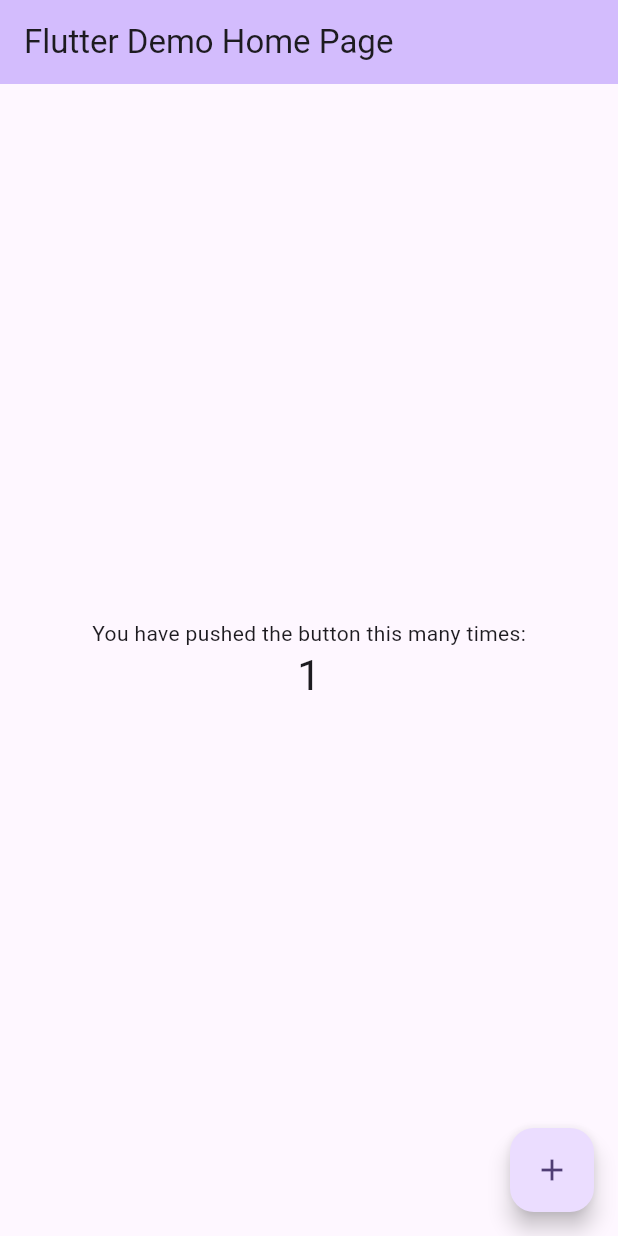
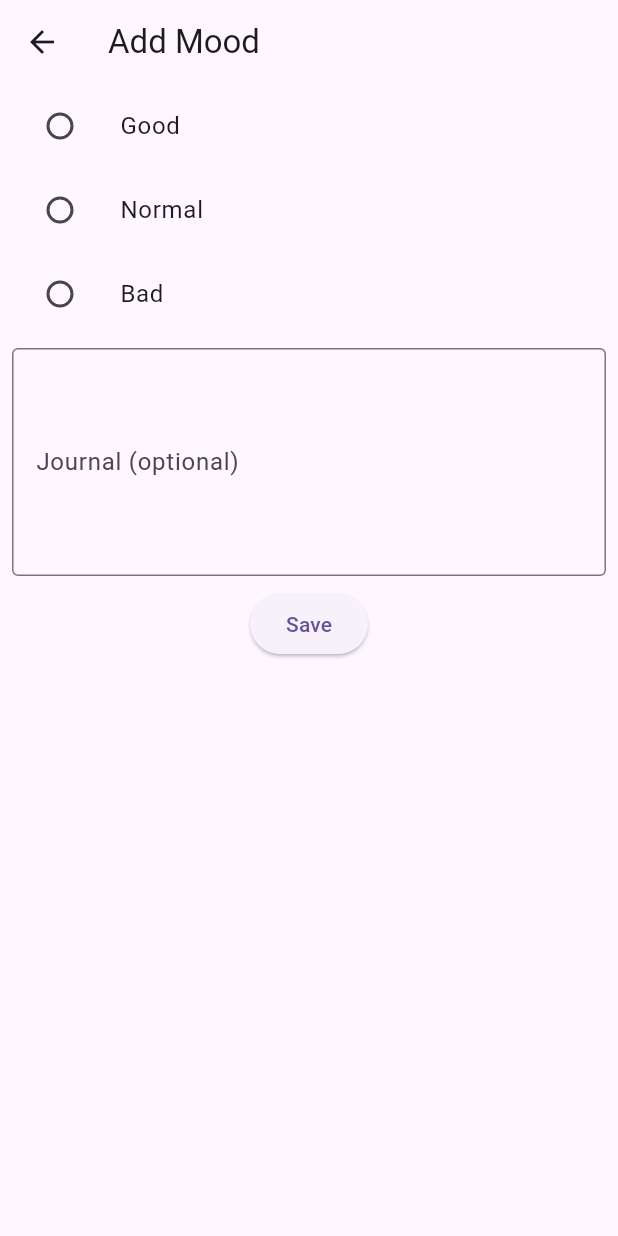
Before and after one commit to sleepyKingDog/moodtracker, a Flutter app: the screen it shows after launch, after a tap on the "add" icon, on a phone screen of 412 x 824 dp. Run offline on Flutter 3.47's test engine with Material 3 defaults, Android fonts, the phone set to English and light mode, and no system bars; our stand-ins replace fl_chart, sqflite; accounts and stored records are empty.

Commit message:
can track mood now

```diff
--- a/lib/database_helper.dart
+++ b/lib/database_helper.dart
@@ -8,6 +8,8 @@ class DatabaseHelper {
   static Database? _database;
 
   DatabaseHelper._init();
+  final int _databaseVersion = 2;
+
 
   Future<Database> get database async {
     if (_database != null) return _database!;
@@ -15,17 +17,32 @@ class DatabaseHelper {
     return _database!;
   }
 
-  Future<Database> _initDB(String filePath) async {
+Future<Database> _initDB(String filePath) async {
     final dbPath = await getDatabasesPath();
     final path = join(dbPath, filePath);
 
-    return await openDatabase(path, version: 1, onCreate: _createDB);
+    return await openDatabase(
+      path,
+      version: _databaseVersion, // Make sure this matches the updated version
+      onCreate: _createDB,
+      onUpgrade: _upgradeDB,
+    );
   }
+
+  Future _upgradeDB(Database db, int oldVersion, int newVersion) async {
+    // Drop the existing tables
+    await db.execute('DROP TABLE IF EXISTS journals;');
+    await db.execute('DROP TABLE IF EXISTS feelings;');
+
+    // Recreate the updated tables
+    await _createDB(db, newVersion);
+  }
+
 
   Future _createDB(Database db, int version) async {
     await db.execute('''
       CREATE TABLE feelings (
-        id INTEGER PRIMARY KEY AUTOINCREMENT,
+        feeling_id INTEGER PRIMARY KEY AUTOINCREMENT,
         feeling INTEGER NOT NULL,
         time TEXT NOT NULL
       )
@@ -33,10 +50,10 @@ class DatabaseHelper {
 
     await db.execute('''
       CREATE TABLE journals (
-        id INTEGER PRIMARY KEY AUTOINCREMENT,
-        feelingId INTEGER NOT NULL,
+        journal_id INTEGER PRIMARY KEY AUTOINCREMENT,
+        feeling_id INTEGER NOT NULL,
         journal TEXT NOT NULL,
-        FOREIGN KEY (feelingId) REFERENCES feelings (id)
+        FOREIGN KEY (feeling_id) REFERENCES feelings (feeling_id)
       )
     ''');
   }
@@ -44,6 +61,7 @@ class DatabaseHelper {
 
   // Method to insert a new Feeling record
   Future<int> insertFeeling(Feeling feeling) async {
+    print ("feeling");
     final db = await database;
     final id = await db.insert('feelings', feeling.toMap());
     return id;
--- a/lib/main.dart
+++ b/lib/main.dart
@@ -1,125 +1,23 @@
 import 'package:flutter/material.dart';
+import 'package:provider/provider.dart';
+import 'mood_provider.dart'; // Import your MoodProvider
+import 'package:moodtracker/screen/home_screen.dart';
 
 void main() {
-  runApp(const MyApp());
+  runApp(
+    ChangeNotifierProvider(
+      create: (context) => MoodProvider(),
+      child: MyApp(),
+    ),
+  );
 }
 
 class MyApp extends StatelessWidget {
-  const MyApp({super.key});
-
-  // This widget is the root of your application.
   @override
   Widget build(BuildContext context) {
     return MaterialApp(
-      title: 'Flutter Demo',
-      theme: ThemeData(
-        // This is the theme of your application.
-        //
-        // TRY THIS: Try running your application with "flutter run". You'll see
-        // the application has a purple toolbar. Then, without quitting the app,
-        // try changing the seedColor in the colorScheme below to Colors.green
-        // and then invoke "hot reload" (save your changes or press the "hot
-        // reload" button in a Flutter-supported IDE, or press "r" if you used
-        // the command line to start the app).
-        //
-        // Notice that the counter didn't reset back to zero; the application
-        // state is not lost during the reload. To reset the state, use hot
-        // restart instead.
-        //
-        // This works for code too, not just values: Most code changes can be
-        // tested with just a hot reload.
-        colorScheme: ColorScheme.fromSeed(seedColor: Colors.deepPurple),
-        useMaterial3: true,
-      ),
-      home: const MyHomePage(title: 'Flutter Demo Home Page'),
+      title: 'Mood Tracker',
+      home: HomeScreen(),
     );
   }
 }
-
-class MyHomePage extends StatefulWidget {
-  const MyHomePage({super.key, required this.title});
-
-  // This widget is the home page of your application. It is stateful, meaning
-  // that it has a State object (defined below) that contains fields that affect
-  // how it looks.
-
-  // This class is the configuration for the state. It holds the values (in this
-  // case the title) provided by the parent (in this case the App widget) and
-  // used by the build method of the State. Fields in a Widget subclass are
-  // always marked "final".
-
-  final String title;
-
-  @override
-  State<MyHomePage> createState() => _MyHomePageState();
-}
-
-class _MyHomePageState extends State<MyHomePage> {
-  int _counter = 0;
-
-  void _incrementCounter() {
-    setState(() {
-      // This call to setState tells the Flutter framework that something has
-      // changed in this State, which causes it to rerun the build method below
-      // so that the display can reflect the updated values. If we changed
-      // _counter without calling setState(), then the build method would not be
-      // called again, and so nothing would appear to happen.
-      _counter++;
-    });
-  }
-
-  @override
-  Widget build(BuildContext context) {
-    // This method is rerun every time setState is called, for instance as done
-    // by the _incrementCounter method above.
-    //
-    // The Flutter framework has been optimized to make rerunning build methods
-    // fast, so that you can just rebuild anything that needs updating rather
-    // than having to individually change instances of widgets.
-    return Scaffold(
-      appBar: AppBar(
-        // TRY THIS: Try changing the color here to a specific color (to
-        // Colors.amber, perhaps?) and trigger a hot reload to see the AppBar
-        // change color while the other colors stay the same.
-        backgroundColor: Theme.of(context).colorScheme.inversePrimary,
-        // Here we take the value from the MyHomePage object that was created by
-        // the App.build method, and use it to set our appbar title.
-        title: Text(widget.title),
-      ),
-      body: Center(
-        // Center is a layout widget. It takes a single child and positions it
-        // in the middle of the parent.
-        child: Column(
-          // Column is also a layout widget. It takes a list of children and
-          // arranges them vertically. By default, it sizes itself to fit its
-          // children horizontally, and tries to be as tall as its parent.
-          //
-          // Column has various properties to control how it sizes itself and
-          // how it positions its children. Here we use mainAxisAlignment to
-          // center the children vertically; the main axis here is the vertical
-          // axis because Columns are vertical (the cross axis would be
-          // horizontal).
-          //
-          // TRY THIS: Invoke "debug painting" (choose the "Toggle Debug Paint"
-          // action in the IDE, or press "p" in the console), to see the
-          // wireframe for each widget.
-          mainAxisAlignment: MainAxisAlignment.center,
-          children: <Widget>[
-            const Text(
-              'You have pushed the button this many times:',
-            ),
-            Text(
-              '$_counter',
-              style: Theme.of(context).textTheme.headlineMedium,
-            ),
-          ],
-        ),
-      ),
-      floatingActionButton: FloatingActionButton(
-        onPressed: _incrementCounter,
-        tooltip: 'Increment',
-        child: const Icon(Icons.add),
-      ), // This trailing comma makes auto-formatting nicer for build methods.
-    );
-  }
-}
--- a/lib/model/feeling_model.dart
+++ b/lib/model/feeling_model.dart
@@ -1,13 +1,13 @@
 class Feeling {
-  int? id; // Primary Key
+  int? feeling_id; // Primary Key
   int feeling; // Mood value: 1 (good), 0 (neutral), -1 (bad)
   DateTime time; // Timestamp
 
-  Feeling({this.id, required this.feeling, required this.time});
+  Feeling({this.feeling_id, required this.feeling, required this.time});
 
   Map<String, dynamic> toMap() {
     return {
-      'id': id,
+      'feeling_id': feeling_id,
       'feeling': feeling,
       'time': time.toIso8601String(),
     };
@@ -15,7 +15,7 @@ class Feeling {
 
   factory Feeling.fromMap(Map<String, dynamic> map) {
     return Feeling(
-      id: map['id'],
+      feeling_id: map['feeling_id'],
       feeling: map['feeling'],
       time: DateTime.parse(map['time']),
     );
--- a/lib/model/journal_model.dart
+++ b/lib/model/journal_model.dart
@@ -1,22 +1,22 @@
 class Journal {
-  int? id; // Primary Key
-  int feelingId; // Foreign Key
+  int? journal_id; // Primary Key
+  int feeling_id; // Foreign Key
   String journal; // Journal text
 
-  Journal({this.id, required this.feelingId, required this.journal});
+  Journal({this.journal_id, required this.feeling_id, required this.journal});
 
   Map<String, dynamic> toMap() {
     return {
-      'id': id,
-      'feelingId': feelingId,
+      'journal_id': journal_id,
+      'feeling_id': feeling_id,
       'journal': journal,
     };
   }
 
   factory Journal.fromMap(Map<String, dynamic> map) {
     return Journal(
-      id: map['id'],
-      feelingId: map['feelingId'],
+      journal_id: map['journal_id'],
+      feeling_id: map['feeling_id'],
       journal: map['journal'],
     );
   }
--- a/lib/mood_provider.dart
+++ b/lib/mood_provider.dart
@@ -1,3 +1,4 @@
+import 'package:fl_chart/fl_chart.dart';
 import 'package:flutter/material.dart';
 import 'database_helper.dart';
 import 'model/feeling_model.dart'; // Import your Feeling model
@@ -20,10 +21,83 @@ class MoodProvider with ChangeNotifier {
   }
 
   // Method to add feeling to the database
-  Future<void> addFeeling(Feeling feeling) async {
-    await _dbHelper.insertFeeling(feeling);
+  Future<int> addFeeling(mood, time) async {
+    int id = await _dbHelper.insertFeeling(Feeling(feeling: mood, time: time));
+    await loadFeelings();
+    return id;
+  }
+
+  Future<void> loadJournals() async {
+    final data = await _dbHelper.getJournals();
+    _journals = data.map((item) => Journal.fromMap(item)).toList();
+    notifyListeners();
+  }
+
+  // Method to add feeling to the database
+  Future<void> addJournal(feelingid, journal) async {
+    await _dbHelper.insertJournal(Journal(feeling_id: feelingid, journal: journal));
     await loadFeelings();
   }
 
-  // Similar methods for journals...
+  LineChartData getMoodChartData() {
+    List<FlSpot> spots = _feelings.asMap().entries.map((entry) {
+      int index = entry.key;
+      Feeling feeling = entry.value;
+      // For demonstration, we're simply using the index as the x-value
+      double x = index.toDouble();
+      double y = feeling.feeling.toDouble();
+      return FlSpot(x, y);
+    }).toList();
+
+    return LineChartData(
+      lineBarsData: [
+        LineChartBarData(spots: spots),
+      ],
+      titlesData: FlTitlesData(
+        leftTitles: AxisTitles(
+          sideTitles: SideTitles(
+            showTitles: true,
+            getTitlesWidget: (value, meta) {
+              if (value == 1) return Text('Good');
+              if (value == 0) return Text('Normal');
+              if (value == -1) return Text('Bad');
+              return Text('');
+            },
+            reservedSize: 40,
+          ),
+        ),
+        bottomTitles: AxisTitles(
+          sideTitles: SideTitles(
+            showTitles: true,
+            getTitlesWidget: (value, meta) {
+              // Check if the index is within the bounds of the list
+              if (value.toInt() < _feelings.length && value.toInt() >= 0) {
+                final feelingEntry = _feelings[value.toInt()];
+                // Additionally, ensure that the 'time' property is not null
+                if (feelingEntry != null && feelingEntry.time != null) {
+                  return Text(feelingEntry.time.toString().split(' ')[0]);
+                }
+              }
+              // Return a default or placeholder widget if conditions are not met
+              return Text('');
+            },
+            reservedSize: 30,
+          ),
+        ),
+      ),
+      gridData: FlGridData(show: false),
+      borderData: FlBorderData(show: false),
+    );
+  }
+
+  DateTime? getFeelingTimeById(int feelingId) {
+    // Using try-catch to handle the case where no match is found
+    try {
+      final feeling = _feelings.firstWhere((f) => f.feeling_id == feelingId);
+      return feeling.time; // Assuming 'time' is a non-nullable DateTime
+    } catch (e) {
+      // Return null if no matching feeling is found
+      return null;
+    }
+  }
 }
--- a/lib/screen/add_mood_screen.dart
+++ b/lib/screen/add_mood_screen.dart
@@ -0,0 +1,99 @@
+import 'package:flutter/material.dart';
+import 'package:provider/provider.dart';
+import 'package:moodtracker/mood_provider.dart';
+import 'package:moodtracker/model/feeling_model.dart';
+import 'package:moodtracker/model/journal_model.dart';
+
+
+class AddMoodScreen extends StatefulWidget {
+  @override
+  _AddMoodScreenState createState() => _AddMoodScreenState();
+}
+
+class _AddMoodScreenState extends State<AddMoodScreen> {
+  int? _selectedMood; // 1: good, 0: normal, -1: bad
+  final TextEditingController _journalController = TextEditingController();
+
+  void _saveMoodAndJournal() async {
+    if (_selectedMood != null) {
+      print ("I am happy");
+      final moodProvider = Provider.of<MoodProvider>(context, listen: false);
+      // Assuming addFeeling now returns the id of the newly inserted feeling record
+      final int feelingId =
+          await moodProvider.addFeeling(_selectedMood!, DateTime.now());
+
+      // If journal text is not empty, add it to the database
+      if (_journalController.text.isNotEmpty) {
+        // Now that we have the feelingId, we can use it directly
+        await moodProvider.addJournal(feelingId, _journalController.text);
+      }
+
+      // After saving, go back to the home screen
+      Navigator.pop(context);
+    }
+  }
+
+  @override
+  Widget build(BuildContext context) {
+    return Scaffold(
+      appBar: AppBar(
+        title: Text('Add Mood'),
+      ),
+      body: Column(
+        children: <Widget>[
+          ListTile(
+            title: Text('Good'),
+            leading: Radio(
+              value: 1,
+              groupValue: _selectedMood,
+              onChanged: (int? value) {
+                setState(() {
+                  _selectedMood = value;
+                });
+              },
+            ),
+          ),
+          ListTile(
+            title: Text('Normal'),
+            leading: Radio(
+              value: 0,
+              groupValue: _selectedMood,
+              onChanged: (int? value) {
+                setState(() {
+                  _selectedMood = value;
+                });
+              },
+            ),
+          ),
+          ListTile(
+            title: Text('Bad'),
+            leading: Radio(
+              value: -1,
+              groupValue: _selectedMood,
+              onChanged: (int? value) {
+                setState(() {
+                  _selectedMood = value;
+                });
+              },
+            ),
+          ),
+          Padding(
+            padding: const EdgeInsets.all(8.0),
+            child: TextField(
+              controller: _journalController,
+              decoration: InputDecoration(
+                labelText: 'Journal (optional)',
+                border: OutlineInputBorder(),
+              ),
+              maxLines: 5,
+            ),
+          ),
+          ElevatedButton(
+            onPressed: _saveMoodAndJournal,
+            child: Text('Save'),
+          ),
+        ],
+      ),
+    );
+  }
+}
--- a/lib/screen/home_screen.dart
+++ b/lib/screen/home_screen.dart
@@ -0,0 +1,91 @@
+import 'package:flutter/material.dart';
+import 'package:fl_chart/fl_chart.dart';
+import 'package:moodtracker/model/journal_model.dart';
+import 'package:provider/provider.dart';
+import 'package:moodtracker/mood_provider.dart';
+import 'package:moodtracker/journal_provider.dart';
+import './add_mood_screen.dart';
+import 'package:intl/intl.dart';
+
+class HomeScreen extends StatefulWidget {
+  @override
+  _HomeScreenState createState() => _HomeScreenState();
+}
+
+class _HomeScreenState extends State<HomeScreen> {
+  @override
+  void initState() {
+    super.initState();
+    // This is a good place to load data from the database if needed.
+    // For example, you might want to call a method in your provider to load moods and journals.
+    final moodProvider = Provider.of<MoodProvider>(context, listen: false);
+    moodProvider
+        .loadFeelings(); // Make sure to implement this method in your provider
+    moodProvider
+        .loadJournals(); // Make sure to implement this method in your provider
+  }
+
+  @override
+  Widget build(BuildContext context) {
+    return Scaffold(
+      appBar: AppBar(
+        title: Text('Mood Tracker'),
+      ),
+      body: Column(
+        children: <Widget>[
+          Expanded(
+            child: Padding(
+              padding: const EdgeInsets.all(8.0),
+              child: LineChart(
+                // This function should be implemented in your MoodProvider
+                // to generate mood chart data based on the feelings stored in the database.
+                Provider.of<MoodProvider>(context).getMoodChartData(),
+              ),
+            ),
+          ),
+Expanded(
+            child: Consumer<MoodProvider>(
+              builder: (context, moodProvider, child) {
+                return ListView.builder(
+                  itemCount: moodProvider.journals.length,
+                  itemBuilder: (context, index) {
+                    final journal = moodProvider.journals[index];
+                    final DateTime? feelingTime =
+                        moodProvider.getFeelingTimeById(journal.feeling_id);
+                    // If feelingTime is null, provide a default or placeholder value
+                    String formattedTime = feelingTime != null
+                        ? DateFormat('yyyy-MM-dd – kk:mm').format(feelingTime)
+                        : 'Unknown time';
+                    return ListTile(
+                      title: Text(journal.journal),
+                      subtitle: Text(
+                          formattedTime), // Now correctly displaying the associated feeling's time
+                    );
+                  },
+                );
+              },
+            ),
+          ),
+
+        ],
+      ),
+      floatingActionButton: FloatingActionButton(
+        onPressed: () async {
+          final result = await Navigator.push(
+            context,
+            MaterialPageRoute(builder: (context) => AddMoodScreen()),
+          );
+          // If the add mood screen returns any data, you might want to refresh your data.
+          if (result != null) {
+            final moodProvider =
+                Provider.of<MoodProvider>(context, listen: false);
+            moodProvider.loadFeelings(); // Refresh feelings
+            moodProvider.loadJournals(); // Refresh journals
+          }
+        },
+        child: Icon(Icons.add),
+      ),
+    );
+  }
+
+}
--- a/pubspec.yaml
+++ b/pubspec.yaml
@@ -38,6 +38,10 @@ dependencies:
   sqflite: ^2.3.2
   path_provider: ^2.1.2
   path: ^1.8.3
+  awesome_notifications: ^0.9.2
+  fl_chart: ^0.66.1
+  provider: ^6.1.1
+  intl: ^0.19.0
 
 dev_dependencies:
   flutter_test:
```
Also changed, not shown: pubspec.lock, 7 other files.
